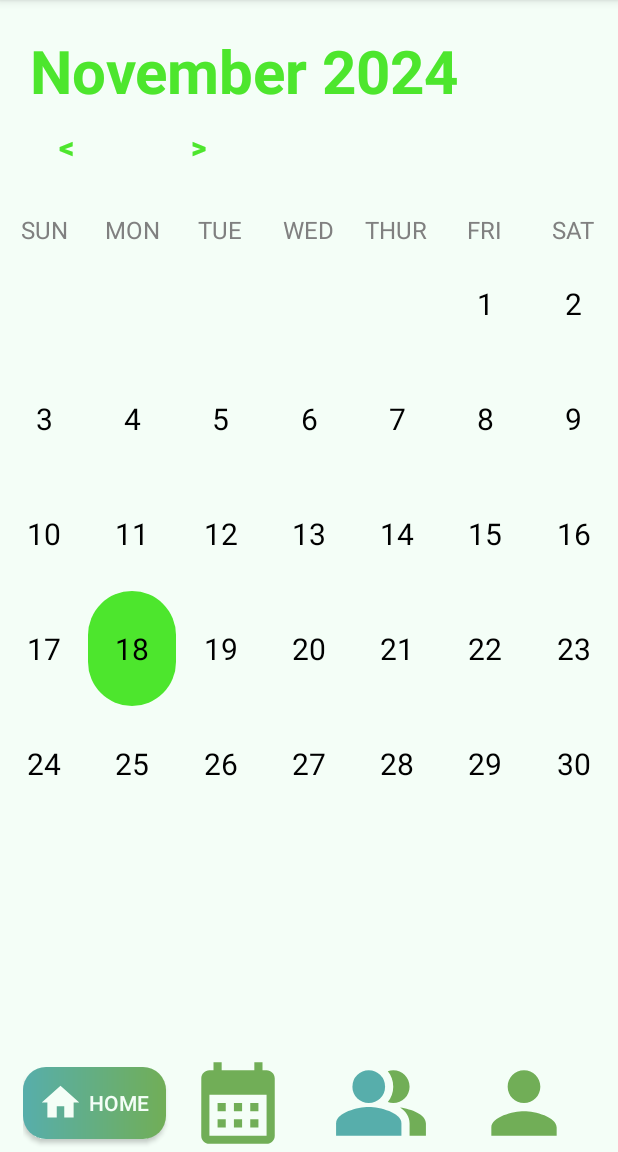
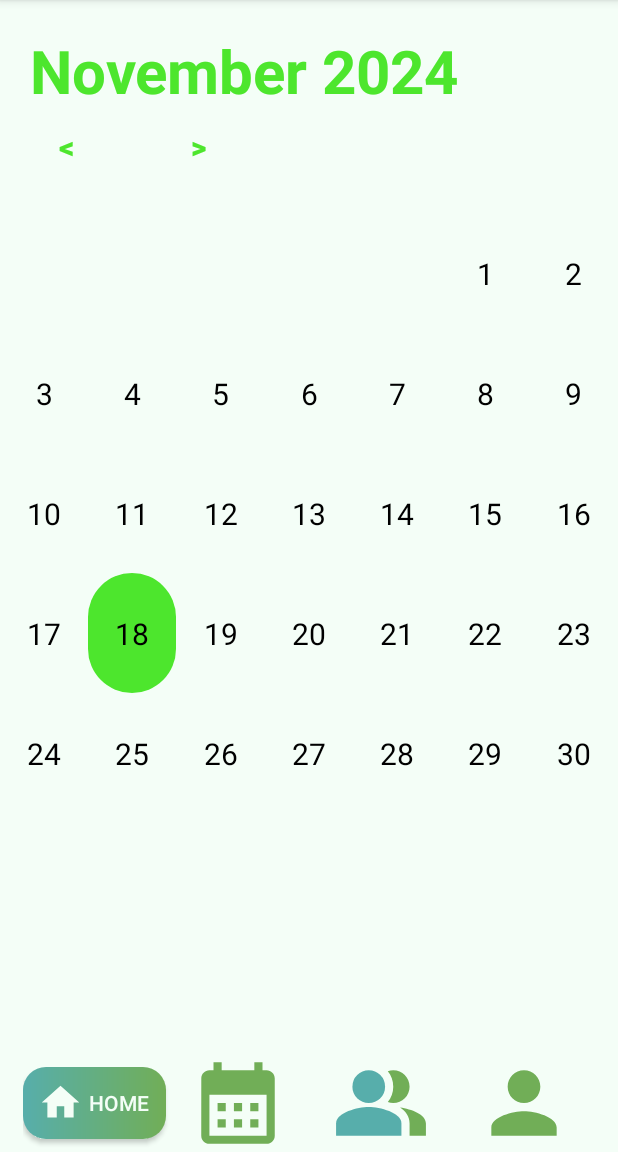
Before and after one commit to qmarkm/MOBDEVE_StudyBuddies, an Android app built with Jetpack Compose: the CalendarView screen opened directly, with no data from a screen before it, on a phone screen of 412 x 824 dp, the part 84-1236 px from its top. Run offline under Robolectric (Android 15) with nearby library versions, the phone set to English and light mode, and no system bars.

Commit message:
comment out days
a

```diff
--- a/app/src/main/java/com/mobdeve/s12/group10/mco/MainActivity.kt
+++ b/app/src/main/java/com/mobdeve/s12/group10/mco/MainActivity.kt
@@ -35,6 +35,8 @@ class MainActivity : ComponentActivity() {
         viewBinding.rcvSP.layoutManager = LinearLayoutManager(this)
         viewBinding.rcvSP.visibility = View.GONE
 
+
+
         viewBinding.btnToggleSP.setOnClickListener {
             viewBinding.rcvSP.visibility = View.VISIBLE
             viewBinding.rcvCalendar.visibility = View.GONE
--- a/app/src/main/res/layout/activity_calendar_view.xml
+++ b/app/src/main/res/layout/activity_calendar_view.xml
@@ -68,75 +68,75 @@
 
     </LinearLayout>
 
-    <LinearLayout
-        android:layout_width="match_parent"
-        android:layout_height="wrap_content"
-        android:orientation="horizontal">
+<!--    <LinearLayout-->
+<!--        android:layout_width="match_parent"-->
+<!--        android:layout_height="wrap_content"-->
+<!--        android:orientation="horizontal">-->
 
-        <TextView
-            android:layout_width="0dp"
-            android:layout_height="wrap_content"
-            android:layout_weight="1"
-            android:text="SUN"
-            android:textColor="@color/gray"
-            android:textAlignment="center"
-            android:textSize="16sp"/>
+<!--        <TextView-->
+<!--            android:layout_width="0dp"-->
+<!--            android:layout_height="wrap_content"-->
+<!--            android:layout_weight="1"-->
+<!--            android:text="SUN"-->
+<!--            android:textColor="@color/gray"-->
+<!--            android:textAlignment="center"-->
+<!--            android:textSize="16sp"/>-->
 
-        <TextView
-            android:layout_width="0dp"
-            android:layout_height="wrap_content"
-            android:layout_weight="1"
-            android:text="MON"
-            android:textColor="@color/gray"
-            android:textAlignment="center"
-            android:textSize="16sp"/>
+<!--        <TextView-->
+<!--            android:layout_width="0dp"-->
+<!--            android:layout_height="wrap_content"-->
+<!--            android:layout_weight="1"-->
+<!--            android:text="MON"-->
+<!--            android:textColor="@color/gray"-->
+<!--            android:textAlignment="center"-->
+<!--            android:textSize="16sp"/>-->
 
-        <TextView
-            android:layout_width="0dp"
-            android:layout_height="wrap_content"
-            android:layout_weight="1"
-            android:text="TUE"
-            android:textColor="@color/gray"
-            android:textAlignment="center"
-            android:textSize="16sp"/>
+<!--        <TextView-->
+<!--            android:layout_width="0dp"-->
+<!--            android:layout_height="wrap_content"-->
+<!--            android:layout_weight="1"-->
+<!--            android:text="TUE"-->
+<!--            android:textColor="@color/gray"-->
+<!--            android:textAlignment="center"-->
+<!--            android:textSize="16sp"/>-->
 
-        <TextView
-            android:layout_width="0dp"
-            android:layout_height="wrap_content"
-            android:layout_weight="1"
-            android:text="WED"
-            android:textColor="@color/gray"
-            android:textAlignment="center"
-            android:textSize="16sp"/>
+<!--        <TextView-->
+<!--            android:layout_width="0dp"-->
+<!--            android:layout_height="wrap_content"-->
+<!--            android:layout_weight="1"-->
+<!--            android:text="WED"-->
+<!--            android:textColor="@color/gray"-->
+<!--            android:textAlignment="center"-->
+<!--            android:textSize="16sp"/>-->
 
-        <TextView
-            android:layout_width="0dp"
-            android:layout_height="wrap_content"
-            android:layout_weight="1"
-            android:text="THUR"
-            android:textColor="@color/gray"
-            android:textAlignment="center"
-            android:textSize="16sp"/>
+<!--        <TextView-->
+<!--            android:layout_width="0dp"-->
+<!--            android:layout_height="wrap_content"-->
+<!--            android:layout_weight="1"-->
+<!--            android:text="THUR"-->
+<!--            android:textColor="@color/gray"-->
+<!--            android:textAlignment="center"-->
+<!--            android:textSize="16sp"/>-->
 
-        <TextView
-            android:layout_width="0dp"
-            android:layout_height="wrap_content"
-            android:layout_weight="1"
-            android:text="FRI"
-            android:textColor="@color/gray"
-            android:textAlignment="center"
-            android:textSize="16sp"/>
+<!--        <TextView-->
+<!--            android:layout_width="0dp"-->
+<!--            android:layout_height="wrap_content"-->
+<!--            android:layout_weight="1"-->
+<!--            android:text="FRI"-->
+<!--            android:textColor="@color/gray"-->
+<!--            android:textAlignment="center"-->
+<!--            android:textSize="16sp"/>-->
 
-        <TextView
-            android:layout_width="0dp"
-            android:layout_height="wrap_content"
-            android:layout_weight="1"
-            android:text="SAT"
-            android:textColor="@color/gray"
-            android:textAlignment="center"
-            android:textSize="16sp"/>
+<!--        <TextView-->
+<!--            android:layout_width="0dp"-->
+<!--            android:layout_height="wrap_content"-->
+<!--            android:layout_weight="1"-->
+<!--            android:text="SAT"-->
+<!--            android:textColor="@color/gray"-->
+<!--            android:textAlignment="center"-->
+<!--            android:textSize="16sp"/>-->
 
-    </LinearLayout>
+<!--    </LinearLayout>-->
 
     <androidx.recyclerview.widget.RecyclerView
         android:id="@+id/calendarRecyclerView"
```
